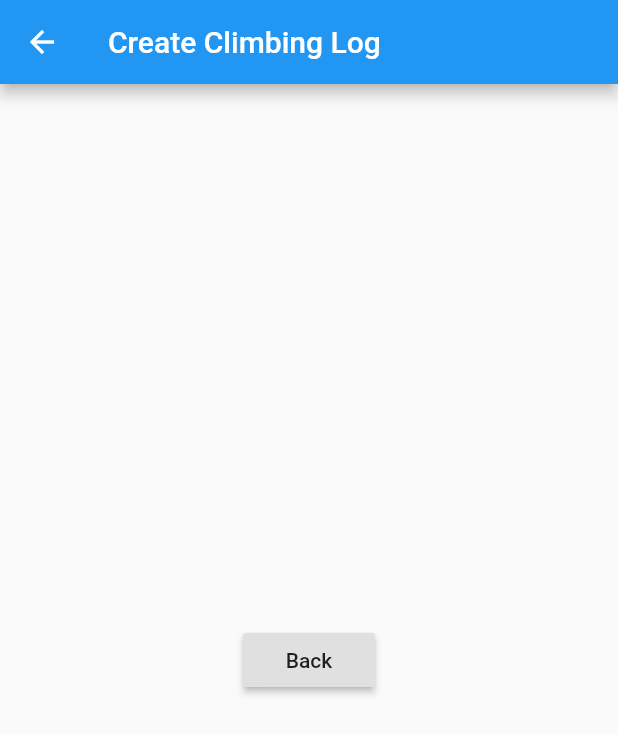
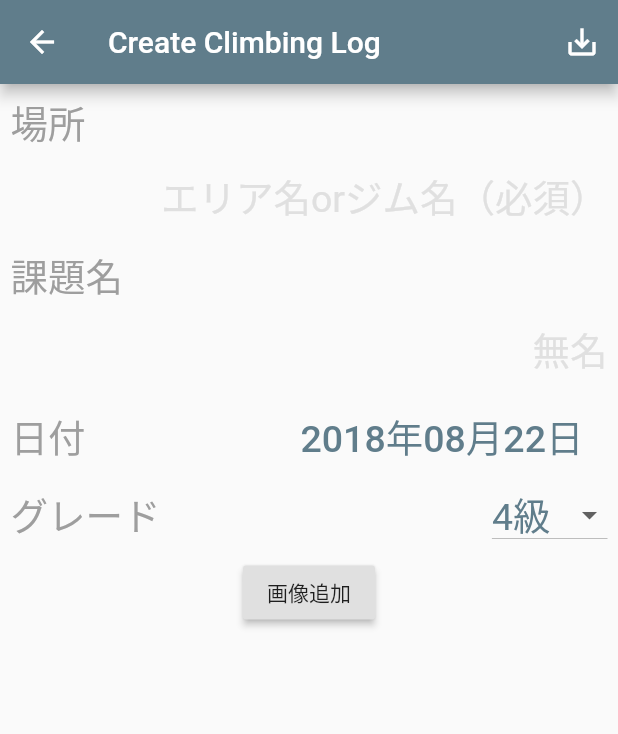
Before and after one commit to hasokon/climbing-app, a Flutter app: the screen it shows after launch, after a tap on the "add" icon, on a phone screen of 412 x 824 dp. Shown: the top 734 px of the screen. Run offline on Flutter 3.47's test engine with Material 2 defaults, Android fonts, the light colour scheme and no system bars; our stand-ins replace image_picker.

Commit message:
投稿フォームプロトタイプ作成

```diff
--- a/lib/CreateClimbingLog.dart
+++ b/lib/CreateClimbingLog.dart
@@ -1,20 +1,183 @@
 import 'package:flutter/material.dart';
+import 'dart:io';
+import 'package:intl/intl.dart';
+import 'GradeSelector.dart';
+import 'InputTextField4Log.dart';
+import 'package:image_picker/image_picker.dart';
 
-class CreateClimbingLog extends StatelessWidget {
+class CreateClimbingLog extends StatefulWidget {
+  @override
+  _CreateClimbingLog createState() => _CreateClimbingLog();
+}
+
+class _CreateClimbingLog extends State<CreateClimbingLog> {
+  DateTime _selectedDate = DateTime.now();
+
+  int _grade = 7;
+
+  String _placeName = '';
+
+  String _problemName = '';
+
+  File _image = null;
+
+  DateFormat formatter = DateFormat('yyyy年MM月dd日');
+
+  void _selectDate() async {
+    var date = await showDatePicker(
+        context: context,
+        initialDate: DateTime.now(),
+        firstDate: DateTime.now().subtract(Duration(days: 30)),
+        lastDate: DateTime.now().add(Duration(days: 30)));
+
+    setState(() {
+      _selectedDate = date;
+    });
+  }
+
+  void _selectGrade(int grade) {
+    setState(() {
+      _grade = grade;
+    });
+  }
+
+  void _inputPlaceName(String placeName) {
+    setState(() {
+      _placeName = placeName;
+    });
+  }
+
+  void _inputProblemName(String problemName) {
+    setState(() {
+      _problemName = problemName;
+    });
+  }
+
+  void _selectPicture() async {
+    var image = await ImagePicker
+        .pickImage(source: ImageSource.gallery)
+        .catchError((error) => debugPrint(error));
+    setState(() {
+      _image = image;
+    });
+  }
+
+  void _save() {
+    Navigator.of(context).pop();
+  }
+
   @override
   Widget build(BuildContext context) {
+    var nameStyle = TextStyle(fontSize: 25.0, color: Colors.grey);
+    var valueStyle = TextStyle(fontSize: 25.0, color: Colors.blueGrey);
+    var hintStyle = TextStyle(fontSize: 25.0, color: Colors.grey[300]);
+
+    var padding = EdgeInsets.all(2.0);
+
+    var place = createInputTextField(
+        fieldName: '場所',
+        histText: 'エリア名orジム名（必須）',
+        onSubmitted: _inputPlaceName,
+        padding: padding,
+        fieldNameStyle: nameStyle,
+        valueStyle: valueStyle,
+        hintStyle: hintStyle);
+
+    var problemName = createInputTextField(
+        fieldName: '課題名',
+        histText: '無名',
+        onSubmitted: _inputProblemName,
+        padding: padding,
+        fieldNameStyle: nameStyle,
+        valueStyle: valueStyle,
+        hintStyle: hintStyle);
+
+    var grade = Container(
+      padding: padding,
+      child: Row(
+        mainAxisAlignment: MainAxisAlignment.spaceBetween,
+        children: <Widget>[
+          Text(
+            'グレード',
+            style: nameStyle,
+          ),
+          createGradeSelector(
+            value: _grade,
+            onChanged: _selectGrade,
+            style: valueStyle,
+          )
+        ],
+      ),
+    );
+
+    var date = Container(
+      padding: padding,
+      child: Row(
+        mainAxisAlignment: MainAxisAlignment.spaceBetween,
+        children: <Widget>[
+          Text(
+            '日付',
+            style: nameStyle,
+          ),
+          FlatButton(
+            child: Text(
+              "${formatter.format(_selectedDate)}",
+              style: valueStyle,
+            ),
+            onPressed: _selectDate,
+          )
+        ],
+      ),
+    );
+
+    Widget createImageSelector() {
+      if (_image == null) {
+        return Container(
+          padding: padding,
+          child: Center(
+            child: RaisedButton(
+              child: Text('画像追加'),
+              onPressed: _selectPicture,
+            ),
+          ),
+        );
+      }
+
+      return Container(
+        padding: padding,
+        child: FlatButton(
+          onPressed: _selectPicture,
+          child: Image.file(
+            _image,
+            fit: BoxFit.cover,
+            width: MediaQuery.of(context).size.width * 0.8,
+            height: MediaQuery.of(context).size.width * 0.8,
+          ),
+        ),
+      );
+    }
+
     return Scaffold(
         appBar: AppBar(
           title: Text('Create Climbing Log'),
+          actions: <Widget>[
+            IconButton(
+              icon: Icon(Icons.save_alt),
+              tooltip: 'Save',
+              onPressed: _save,
+              disabledColor: Colors.white,
+            )
+          ],
         ),
-        body: Center(
+        body: SingleChildScrollView(
+          padding: EdgeInsets.all(5.0),
           child: Column(
-            mainAxisAlignment: MainAxisAlignment.center,
-            children: <Widget>[
-              RaisedButton(
-                child: Text('Back'),
-                onPressed: () => Navigator.pop(context),
-              )
+            children: [
+              place,
+              problemName,
+              date,
+              grade,
+              createImageSelector(),
             ],
           ),
         ));
--- /dev/null
+++ b/lib/Grade.dart
@@ -0,0 +1,23 @@
+// Grade.dart
+
+class Grade {
+
+  static final int MaxGrade = 15;
+
+  static final int MinGrade = 1;
+
+  static String getGrade4Japan(int grade) {
+    if (grade < 11) {
+      return "${11 - grade}級";
+    }
+
+    switch (grade) {
+      case 11: return "初段";
+      case 12: return "二段";
+      case 13: return "三段";
+      case 14: return "四段";
+      case 15: return "五段";
+      default: return "不明";
+    }
+  }
+}
--- /dev/null
+++ b/lib/GradeSelector.dart
@@ -0,0 +1,19 @@
+import 'package:flutter/material.dart';
+import 'Grade.dart';
+import 'dart:ui';
+
+Widget createGradeSelector({int value, ValueSetter<int> onChanged, TextStyle style}) {
+  List<DropdownMenuItem<int>> items = List();
+  for (int i = Grade.MinGrade; i <= Grade.MaxGrade; i++) {
+    items.add(DropdownMenuItem<int>(
+      value: i,
+      child: Text(Grade.getGrade4Japan(i), style: style,),
+    ));
+  }
+
+  return DropdownButton(
+    value: value,
+    items: items,
+    onChanged: onChanged,
+  );
+}
--- /dev/null
+++ b/lib/InputTextField4Log.dart
@@ -0,0 +1,48 @@
+import 'package:flutter/material.dart';
+import 'dart:ui';
+
+Widget createInputTextField({
+  String fieldName,
+  String histText,
+  ValueSetter<String> onSubmitted,
+  EdgeInsetsGeometry padding,
+  TextStyle fieldNameStyle,
+  TextStyle valueStyle,
+  TextStyle hintStyle,
+}) {
+  return Container(
+    padding: padding,
+    child: Column(
+      mainAxisAlignment: MainAxisAlignment.spaceBetween,
+      children: <Widget>[
+        Row(
+          mainAxisAlignment: MainAxisAlignment.start,
+          children: [
+            Text(
+              fieldName,
+              style: fieldNameStyle,
+            ),
+          ],
+        ),
+        Row(
+          mainAxisAlignment: MainAxisAlignment.spaceEvenly,
+          mainAxisSize: MainAxisSize.max,
+          children: [
+            Flexible(
+              child: TextField(
+                textAlign: TextAlign.right,
+                style: valueStyle,
+                onSubmitted: onSubmitted,
+                decoration: InputDecoration(
+                  border: InputBorder.none,
+                  hintText: histText,
+                  hintStyle: hintStyle,
+                ),
+              ),
+            ),
+          ],
+        ),
+      ],
+    ),
+  );
+}
--- a/lib/main.dart
+++ b/lib/main.dart
@@ -10,7 +10,7 @@ class MyApp extends StatelessWidget {
     return new MaterialApp(
       title: 'Climbing Recoder',
       theme: new ThemeData(
-        primarySwatch: Colors.blue,
+        primarySwatch: Colors.blueGrey,
       ),
       home: new HomePage(title: 'Climbing Recoder'),
       routes: {
--- a/pubspec.yaml
+++ b/pubspec.yaml
@@ -4,6 +4,9 @@ description: A new Flutter project.
 dependencies:
   flutter:
     sdk: flutter
+  flutter_launcher_icons: any
+  intl: any
+  image_picker: ^0.4.5
 
   # The following adds the Cupertino Icons font to your application.
   # Use with the CupertinoIcons class for iOS style icons.
```
Also changed, not shown: assets/icon/icon.png (added), pubspec.lock, 1 other file.
